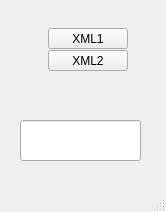
Den-Git-CPP/Sketches_CPP_QT, file Sketches_QT/Parsing/Parsing-XML-File/Main_TAF_Parser/mainwindow.ui: the form before one commit.
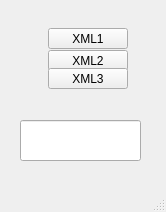
The form after the commit.

Patch:
```diff
--- a/Sketches_QT/Parsing/Parsing-XML-File/Main_TAF_Parser/mainwindow.ui
+++ b/Sketches_QT/Parsing/Parsing-XML-File/Main_TAF_Parser/mainwindow.ui
@@ -55,6 +55,19 @@
      </font>
     </property>
    </widget>
+   <widget class="QPushButton" name="pushButton_3">
+    <property name="geometry">
+     <rect>
+      <x>48</x>
+      <y>68</y>
+      <width>80</width>
+      <height>21</height>
+     </rect>
+    </property>
+    <property name="text">
+     <string>XML3</string>
+    </property>
+   </widget>
   </widget>
   <widget class="QMenuBar" name="menubar">
    <property name="geometry">
```
